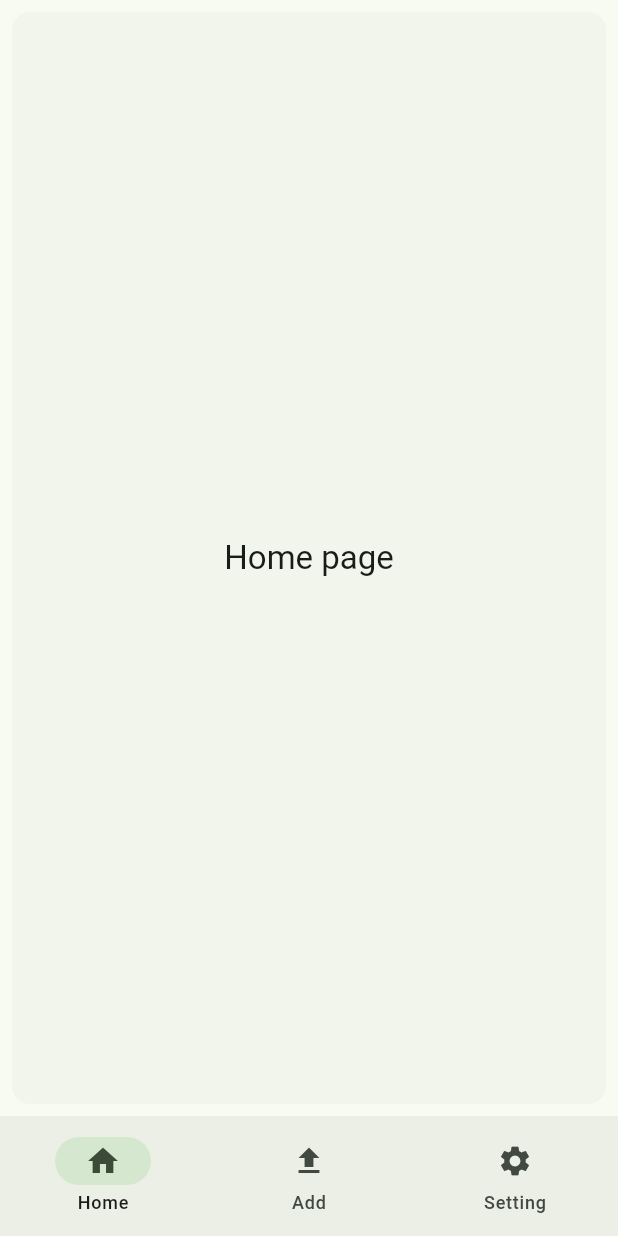
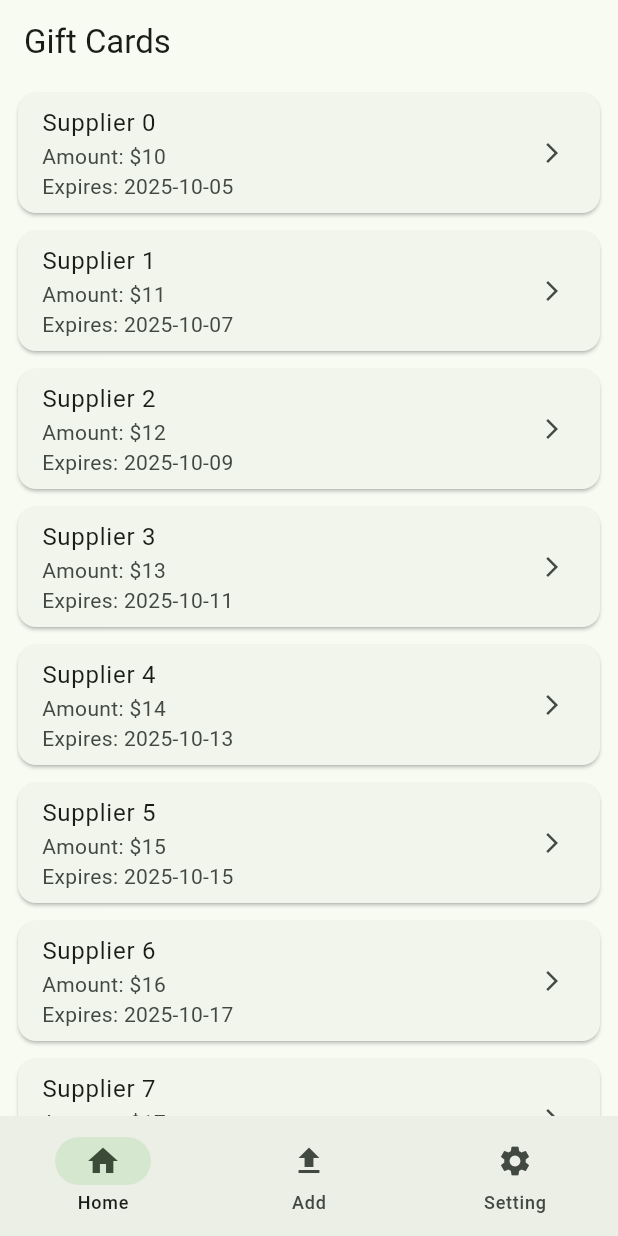
Before and after one commit to slotruglio/card-wallet, a Flutter app: the screen it shows after launch, on a phone screen of 412 x 824 dp. Run offline on Flutter 3.47's test engine with Material 3 defaults, Android fonts, the phone set to English and light mode, and no system bars.

Commit message:
add gift card page

```diff
--- /dev/null
+++ b/frontend/lib/components/gift_card.dart
@@ -0,0 +1,30 @@
+
+import 'package:flutter/material.dart';
+
+class GiftCardData {
+  final String supplier;
+  final int amount;
+  final DateTime expirationDate;
+
+  GiftCardData(this.supplier, this.amount, this.expirationDate);
+}
+
+class GiftCardWidget extends StatelessWidget {
+  const GiftCardWidget({super.key, required this.data});
+
+  final GiftCardData data;
+
+  @override
+  Widget build(BuildContext context) {
+    return Card(
+              margin: const EdgeInsets.symmetric(horizontal: 12, vertical: 6),
+              child: ListTile(
+                title: Text(data.supplier),
+                subtitle: Text(
+                  "Amount: \$${data.amount}\nExpires: ${data.expirationDate.toLocal().toString().split(' ')[0]}",
+                ),
+                trailing: const Icon(Icons.arrow_forward_ios, size: 16),
+              ),
+            );
+  }
+}
--- a/frontend/lib/components/home.dart
+++ b/frontend/lib/components/home.dart
@@ -1,3 +1,4 @@
+import 'package:card_wallet/pages/giftcards.dart';
 import 'package:card_wallet/pages/upload.dart';
 import 'package:flutter/material.dart';
 import 'package:card_wallet/l10n/app_localizations.dart';
@@ -42,14 +43,7 @@ class _HomeWidgetState extends State<HomeWidget> {
       ),
       body: <Widget>[
         /// Home page
-        Card(
-          shadowColor: Colors.transparent,
-          margin: const EdgeInsets.all(8.0),
-          child: SizedBox.expand(
-            child: Center(child: Text('Home page', style: theme.textTheme.titleLarge)),
-          ),
-        ),
-
+        GiftCardListPage(),
         /// Upload page
         UploadPage(),
 
--- /dev/null
+++ b/frontend/lib/pages/giftcards.dart
@@ -0,0 +1,119 @@
+import 'dart:async';
+import 'package:card_wallet/components/gift_card.dart';
+import 'package:flutter/material.dart';
+
+class GiftCardListPage extends StatefulWidget {
+  const GiftCardListPage({super.key});
+
+  @override
+  State<GiftCardListPage> createState() => _GiftCardListPageState();
+}
+
+class _GiftCardListPageState extends State<GiftCardListPage> {
+  final List<GiftCardData> _giftcards = [];
+  bool _isLoading = false;
+  bool _hasMore = true;
+  int _page = 0;
+  final int _pageSize = 10;
+  final ScrollController _scrollController = ScrollController();
+
+  @override
+  void initState() {
+    super.initState();
+    _fetchGiftCards();
+    _scrollController.addListener(_scrollListener);
+  }
+
+  @override
+  void dispose() {
+    _scrollController.dispose();
+    super.dispose();
+  }
+
+  Future<void> _fetchGiftCards({bool reset = false}) async {
+    if (_isLoading) return;
+
+    setState(() {
+      _isLoading = true;
+      if (reset) {
+        _page = 0;
+        _hasMore = true;
+      }
+    });
+
+    // Mock network delay
+    await Future.delayed(const Duration(seconds: 1));
+
+    // Mock data generation
+    final newItems = _hasMore
+        ? List.generate(_pageSize, (i) {
+            final id = _page * _pageSize + i;
+            return GiftCardData(
+              "Supplier $id",
+              10 + id,
+              DateTime.now().add(Duration(days: id * 2)),
+            );
+          })
+        : <GiftCardData>[];
+
+    setState(() {
+      if (reset) _giftcards.clear();
+      _giftcards.addAll(newItems);
+      _isLoading = false;
+      _page++;
+      if (newItems.length < _pageSize) _hasMore = false;
+    });
+  }
+
+  void _scrollListener() {
+    if (!_isLoading &&
+        _hasMore &&
+        _scrollController.position.pixels >=
+            _scrollController.position.maxScrollExtent - 200) {
+      _fetchGiftCards();
+    }
+  }
+
+  Future<void> _onRefresh() async {
+    await _fetchGiftCards(reset: true);
+  }
+
+  @override
+  Widget build(BuildContext context) {
+    return Scaffold(
+      appBar: AppBar(title: const Text('Gift Cards')),
+      body: RefreshIndicator(
+        onRefresh: _onRefresh,
+        child: ListView.builder(
+          controller: _scrollController,
+          itemCount: _giftcards.length + 1,
+          itemBuilder: (context, index) {
+            if (index == _giftcards.length) {
+              if (_isLoading) {
+                return const Padding(
+                  padding: EdgeInsets.all(16),
+                  child: Center(child: CircularProgressIndicator()),
+                );
+              } else if (!_hasMore) {
+                return const Padding(
+                  padding: EdgeInsets.all(16),
+                  child: Center(
+                    child: Text(
+                      '🎉 No more gift cards',
+                      style: TextStyle(color: Colors.grey),
+                    ),
+                  ),
+                );
+              } else {
+                return const SizedBox.shrink();
+              }
+            }
+
+            final card = _giftcards[index];
+            return GiftCardWidget(data: card);
+          },
+        ),
+      ),
+    );
+  }
+}
```
